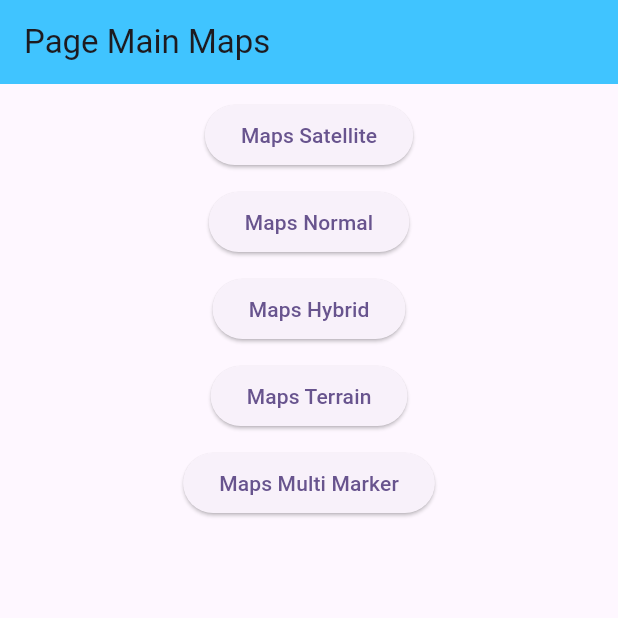
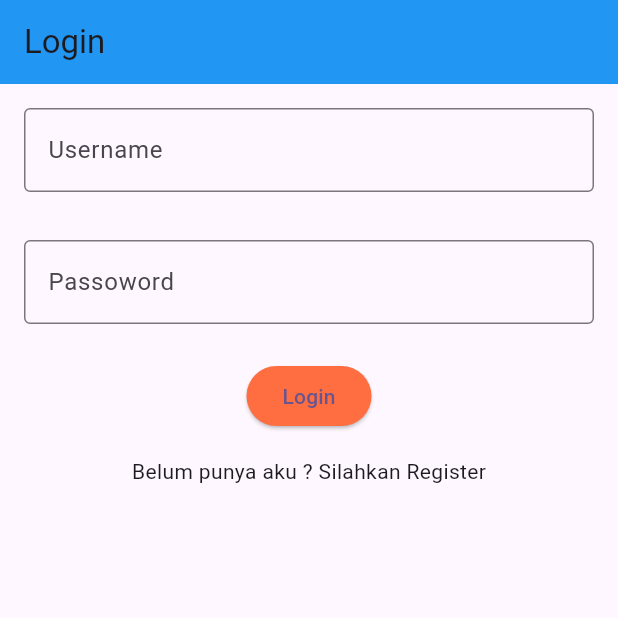
Before and after one commit to Lynxy120/hello_world, a Flutter app: the screen it shows after launch, on a phone screen of 412 x 824 dp, the top half of it. Run offline on Flutter 3.47's test engine with Material 3 defaults, Android fonts, the phone set to English and light mode, and no system bars; our stand-ins replace google_maps_flutter.

Commit message:
up login, list, & detail berita

```diff
--- a/lib/main.dart
+++ b/lib/main.dart
@@ -3,10 +3,13 @@ import 'package:hello_world/pages/form_register.dart';
 import 'package:hello_world/pages/page_gambar1.dart';
 import 'package:hello_world/pages/page_gambar2.dart';
 import 'package:hello_world/pages/page_home_movie.dart';
+import 'package:hello_world/pages/page_list_berita.dart';
 import 'package:hello_world/pages/page_listview.dart';
+import 'package:hello_world/pages/page_login.dart';
 import 'package:hello_world/pages/page_maps.dart';
 import 'package:hello_world/pages/page_movie_grid.dart';
 import 'package:hello_world/pages/page_photos_json.dart';
+import 'package:hello_world/pages/page_register.dart';
 import 'package:hello_world/pages/page_row_column.dart';
 import 'package:hello_world/pages/page_search_listview.dart';
 import 'package:hello_world/pages/page_simple_form.dart';
@@ -43,7 +46,7 @@ class MyApp extends StatelessWidget {
         // tested with just a hot reload.
         colorScheme: .fromSeed(seedColor: Colors.deepPurple),
       ),
-      home: const PageMainMaps(),
+      home: const PageLogin(),
       debugShowCheckedModeBanner: false,
     );
   }
--- /dev/null
+++ b/lib/models/model_berita.dart
@@ -0,0 +1,65 @@
+// To parse this JSON data, do
+//
+//     final modelBerita = modelBeritaFromJson(jsonString);
+
+import 'dart:convert';
+
+ModelBerita modelBeritaFromJson(String str) => ModelBerita.fromJson(json.decode(str));
+
+String modelBeritaToJson(ModelBerita data) => json.encode(data.toJson());
+
+class ModelBerita {
+  bool isSuccess;
+  String message;
+  List<Datum> data;
+
+  ModelBerita({
+    required this.isSuccess,
+    required this.message,
+    required this.data,
+  });
+
+  factory ModelBerita.fromJson(Map<String, dynamic> json) => ModelBerita(
+    isSuccess: json["is_success"],
+    message: json["message"],
+    data: List<Datum>.from(json["data"].map((x) => Datum.fromJson(x))),
+  );
+
+  Map<String, dynamic> toJson() => {
+    "is_success": isSuccess,
+    "message": message,
+    "data": List<dynamic>.from(data.map((x) => x.toJson())),
+  };
+}
+
+class Datum {
+  String id;
+  String judul;
+  String isiBerita;
+  String gambar;
+  DateTime tgl;
+
+  Datum({
+    required this.id,
+    required this.judul,
+    required this.isiBerita,
+    required this.gambar,
+    required this.tgl,
+  });
+
+  factory Datum.fromJson(Map<String, dynamic> json) => Datum(
+    id: json["id"],
+    judul: json["judul"],
+    isiBerita: json["isi_berita"],
+    gambar: json["gambar"],
+    tgl: DateTime.parse(json["tgl"]),
+  );
+
+  Map<String, dynamic> toJson() => {
+    "id": id,
+    "judul": judul,
+    "isi_berita": isiBerita,
+    "gambar": gambar,
+    "tgl": tgl.toIso8601String(),
+  };
+}
--- /dev/null
+++ b/lib/pages/page_login.dart
@@ -0,0 +1,112 @@
+import 'dart:convert';
+
+import 'package:flutter/material.dart';
+import 'package:hello_world/pages/page_list_berita.dart';
+import 'package:hello_world/pages/page_register.dart';
+import 'package:hello_world/services/api_service.dart';
+import 'package:http/http.dart' as http;
+
+class PageLogin extends StatefulWidget {
+  const PageLogin({super.key});
+
+  @override
+  State<PageLogin> createState() => _PageLoginState();
+}
+
+class _PageLoginState extends State<PageLogin> {
+  final _usernameController = TextEditingController();
+  final _passwordController = TextEditingController();
+
+  void _showSnackBar(String message) {
+    ScaffoldMessenger.of(
+      context,
+    ).showSnackBar(SnackBar(content: Text(message)));
+  }
+
+  void login() async {
+    if (_usernameController.text.isEmpty || _passwordController.text.isEmpty) {
+      _showSnackBar("Semua field harus diisi");
+      return;
+    }
+    try {
+      final response = await http.post(
+        Uri.parse(ApiService.urlLogin),
+        headers: {"Content-Type": "application/json"},
+        body: jsonEncode({
+          'username': _usernameController.text,
+          'password': _passwordController.text,
+        }),
+      );
+
+      final data = jsonDecode(response.body);
+      if (data['is_success'] == true) {
+        _showSnackBar("Login berhasil");
+        Navigator.pushReplacement(
+          context,
+          MaterialPageRoute(builder: (context) => PageListBerita()),
+        );
+      } else {
+        String pesanGagal = data['message'] ?? "Login gagal";
+        _showSnackBar("Login gagal ${pesanGagal}");
+      }
+    } catch (e) {
+      _showSnackBar('Error: $e');
+    }
+  }
+
+  @override
+  Widget build(BuildContext context) {
+    return Scaffold(
+      appBar: AppBar(title: Text("Login"), backgroundColor: Colors.blue),
+      body: SingleChildScrollView(
+        child: Column(
+          children: [
+            Padding(
+              padding: const EdgeInsets.all(16.0),
+              child: TextField(
+                controller: _usernameController,
+                decoration: InputDecoration(
+                  labelText: "Username",
+                  border: OutlineInputBorder(),
+                ),
+              ),
+            ),
+            Padding(
+              padding: const EdgeInsets.all(16.0),
+              child: TextField(
+                controller: _passwordController,
+                obscureText: true,
+                decoration: InputDecoration(
+                  labelText: "Passoword",
+                  border: OutlineInputBorder(),
+                ),
+              ),
+            ),
+            Padding(
+              padding: const EdgeInsets.all(8.0),
+              child: ElevatedButton(
+                style: ElevatedButton.styleFrom(
+                  backgroundColor: Colors.deepOrangeAccent,
+                ),
+                onPressed: login,
+                child: Text("Login"),
+              ),
+            ),
+            Padding(
+              padding: const EdgeInsets.all(8.0),
+              child: InkWell(
+                onTap: () {
+                  Navigator.push(
+                    context,
+                    MaterialPageRoute(builder: (context) => PageRegister()),
+                  );
+                },
+                child: Text('Belum punya aku ? Silahkan Register'),
+              ),
+            ),
+          ],
+        ),
+      ),
+    );
+  }
+}
--- a/lib/services/api_service.dart
+++ b/lib/services/api_service.dart
@@ -2,8 +2,15 @@ import 'dart:convert';
 import 'package:hello_world/models/model_photos.dart';
 import 'package:http/http.dart' as http;
 
+import '../models/model_berita.dart';
+
 class ApiService {
   static const String urlPhotos = "https://jsonplaceholder.typicode.com/photos";
+
+  static const String urlGambarBerita = "http://10.44.130.1:3000/images";
+  static const String urlGetBerita = "http://10.44.130.1:3000/getBerita.php";
+  static const String urlRegister = "http://10.44.130.1:3000/register.php";
+  static const String urlLogin = "http://10.44.130.1:3000/login.php";
 
   static Future<List<ModelPhotos>> fetchDataPhotos() async {
     final response = await http.get(Uri.parse(urlPhotos));
@@ -15,4 +22,15 @@ class ApiService {
       throw Exception("Gagal mengambil data");
     }
   }
+
+  static Future<List<Datum>> getDataBerita() async {
+    final response = await http.get(Uri.parse(urlGetBerita));
+
+    if (response.statusCode == 200) {
+      final model = modelBeritaFromJson(response.body);
+      return model.data;
+    } else {
+      throw Exception("Gagal mengambil data");
+    }
+  }
 }
```
Also changed, not shown: lib/pages/page_detail_berita.dart (added, +57 -0 lines), lib/pages/page_list_berita.dart (added, +192 -0 lines), lib/pages/page_register.dart (added, +127 -0 lines), pubspec.lock, 1 other file.
